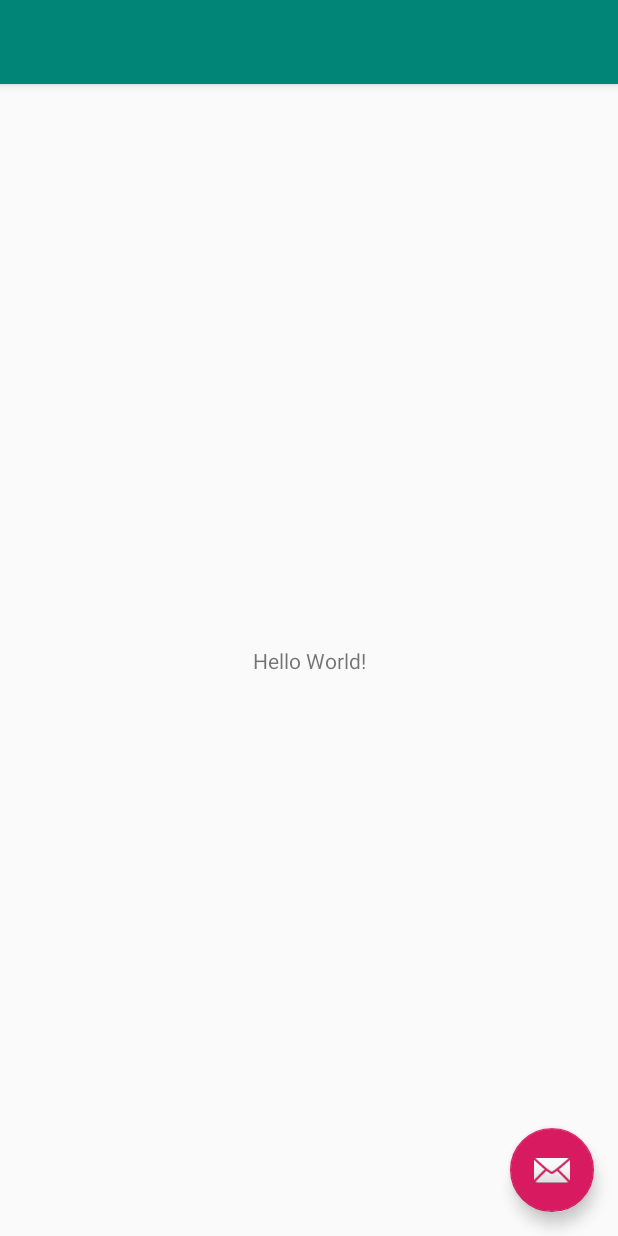
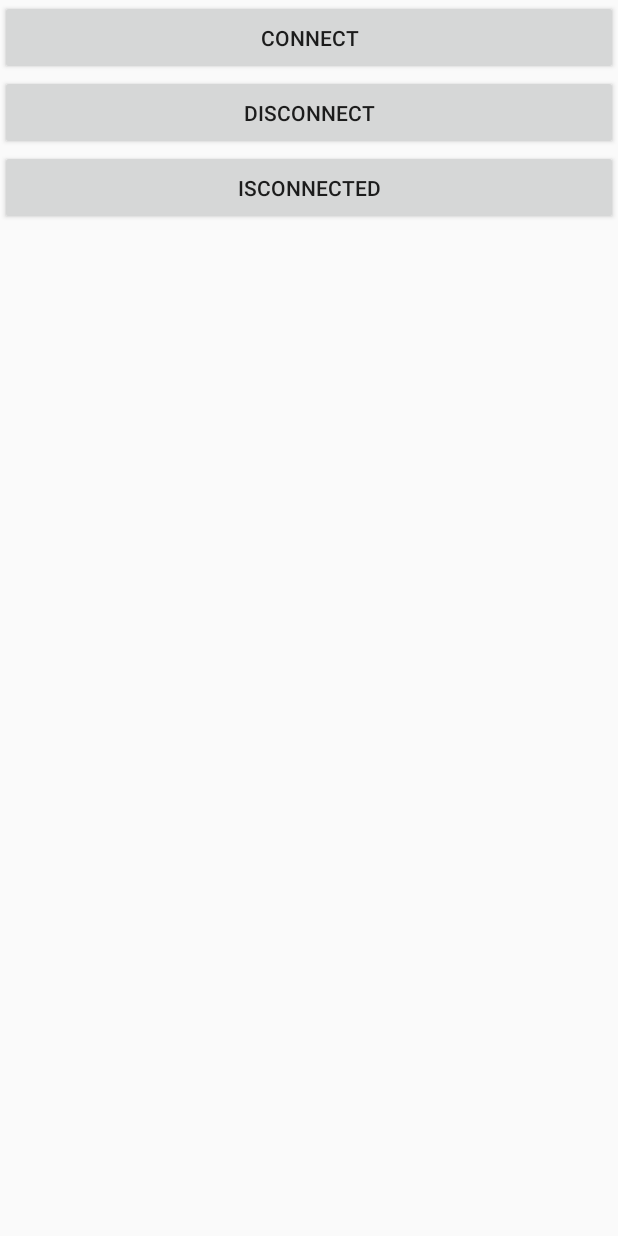
Before and after one commit to yangdiansheng/IPCPractice, an Android app: the screen it shows after launch (MainActivity), on a phone screen of 412 x 824 dp. Run offline under Robolectric (Android 15) with nearby library versions, the phone set to English and light mode, and no system bars; 1 statement that could not run was skipped.

Commit message:
main thread call remote method

```diff
--- a/app/src/main/java/com/yangdiansheng/ipc/MainActivity.java
+++ b/app/src/main/java/com/yangdiansheng/ipc/MainActivity.java
@@ -6,19 +6,58 @@ import android.content.Intent;
 import android.content.ServiceConnection;
 import android.os.Bundle;
 import android.os.IBinder;
+import android.os.RemoteException;
 import android.support.v7.app.AppCompatActivity;
+import android.view.View;
+import android.widget.Toast;
 
 public class MainActivity extends AppCompatActivity {
+
+    private IConnectionService connectionServiceProxy;
 
     @Override
     protected void onCreate(Bundle savedInstanceState) {
         super.onCreate(savedInstanceState);
         setContentView(R.layout.activity_main);
+
+        findViewById(R.id.bt_connect).setOnClickListener(new View.OnClickListener() {
+            @Override
+            public void onClick(View v) {
+                try {
+                    connectionServiceProxy.connection();
+                } catch (RemoteException e) {
+                    e.printStackTrace();
+                }
+
+            }
+        });
+        findViewById(R.id.bt_disconnect).setOnClickListener(new View.OnClickListener() {
+            @Override
+            public void onClick(View v) {
+                try {
+                    connectionServiceProxy.disconnection();
+                } catch (RemoteException e) {
+                    e.printStackTrace();
+                }
+            }
+        });
+        findViewById(R.id.bt_is_connected).setOnClickListener(new View.OnClickListener() {
+            @Override
+            public void onClick(View v) {
+                try {
+                    boolean flag = connectionServiceProxy.isConnection();
+                    Toast.makeText(MainActivity.this,String.valueOf(flag),Toast.LENGTH_SHORT).show();
+                } catch (RemoteException e) {
+                    e.printStackTrace();
+                }
+            }
+        });
+
         Intent intent = new Intent(this,RemoteService.class);
         bindService(intent, new ServiceConnection() {
             @Override
             public void onServiceConnected(ComponentName name, IBinder service) {
-
+                connectionServiceProxy = IConnectionService.Stub.asInterface(service);
             }
 
             @Override
--- a/app/src/main/res/layout/activity_main.xml
+++ b/app/src/main/res/layout/activity_main.xml
@@ -7,28 +7,31 @@
     android:layout_height="match_parent"
     tools:context=".MainActivity">
 
-    <android.support.design.widget.AppBarLayout
+    <LinearLayout
         android:layout_width="match_parent"
         android:layout_height="wrap_content"
-        android:theme="@style/AppTheme.AppBarOverlay">
+        android:orientation="vertical">
 
-        <android.support.v7.widget.Toolbar
-            android:id="@+id/toolbar"
+        <Button
+            android:id="@+id/bt_connect"
             android:layout_width="match_parent"
-            android:layout_height="?attr/actionBarSize"
-            android:background="?attr/colorPrimary"
-            app:popupTheme="@style/AppTheme.PopupOverlay"/>
+            android:layout_height="50dp"
+            android:text="connect"/>
 
-    </android.support.design.widget.AppBarLayout>
+        <Button
+            android:id="@+id/bt_disconnect"
+            android:layout_width="match_parent"
+            android:layout_height="50dp"
+            android:text="disconnect"/>
 
-    <include layout="@layout/content_main"/>
+        <Button
+            android:id="@+id/bt_is_connected"
+            android:layout_width="match_parent"
+            android:layout_height="50dp"
+            android:text="isConnected"/>
 
-    <android.support.design.widget.FloatingActionButton
-        android:id="@+id/fab"
-        android:layout_width="wrap_content"
-        android:layout_height="wrap_content"
-        android:layout_gravity="bottom|end"
-        android:layout_margin="@dimen/fab_margin"
-        app:srcCompat="@android:drawable/ic_dialog_email"/>
+
+
+    </LinearLayout>
 
 </android.support.design.widget.CoordinatorLayout>
```
Also changed, not shown: app/src/main/java/com/yangdiansheng/ipc/RemoteService.java (+43 -1 lines), app/src/main/aidl/com/yangdiansheng/ipc/IConnectionService.aidl (added).
